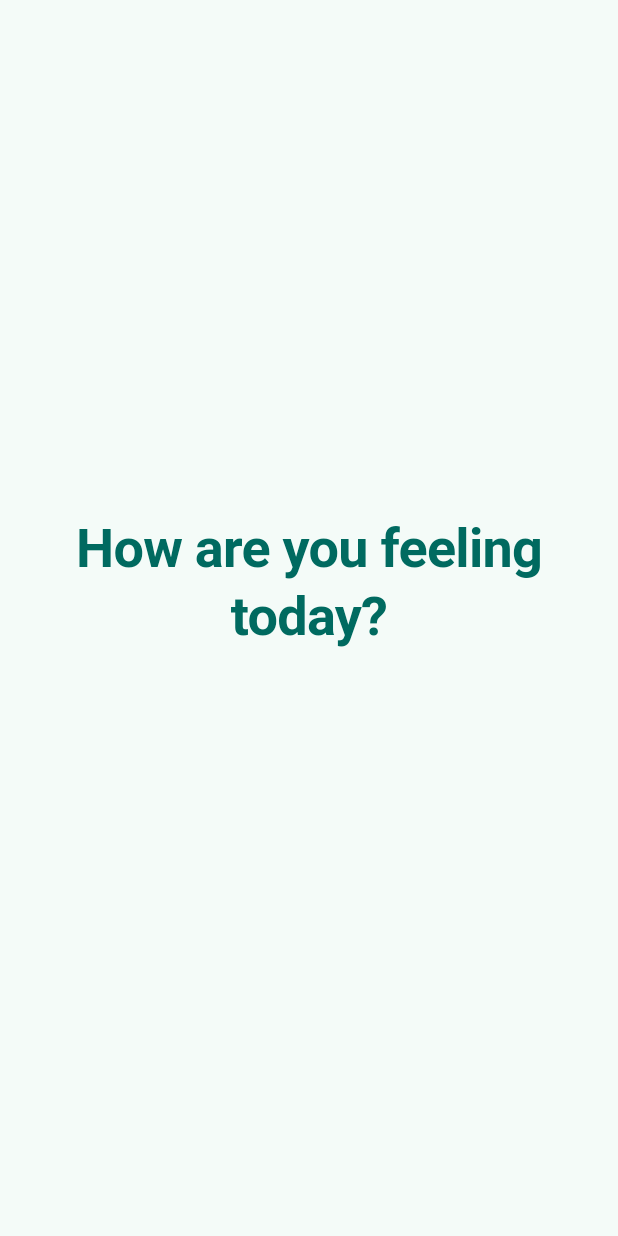
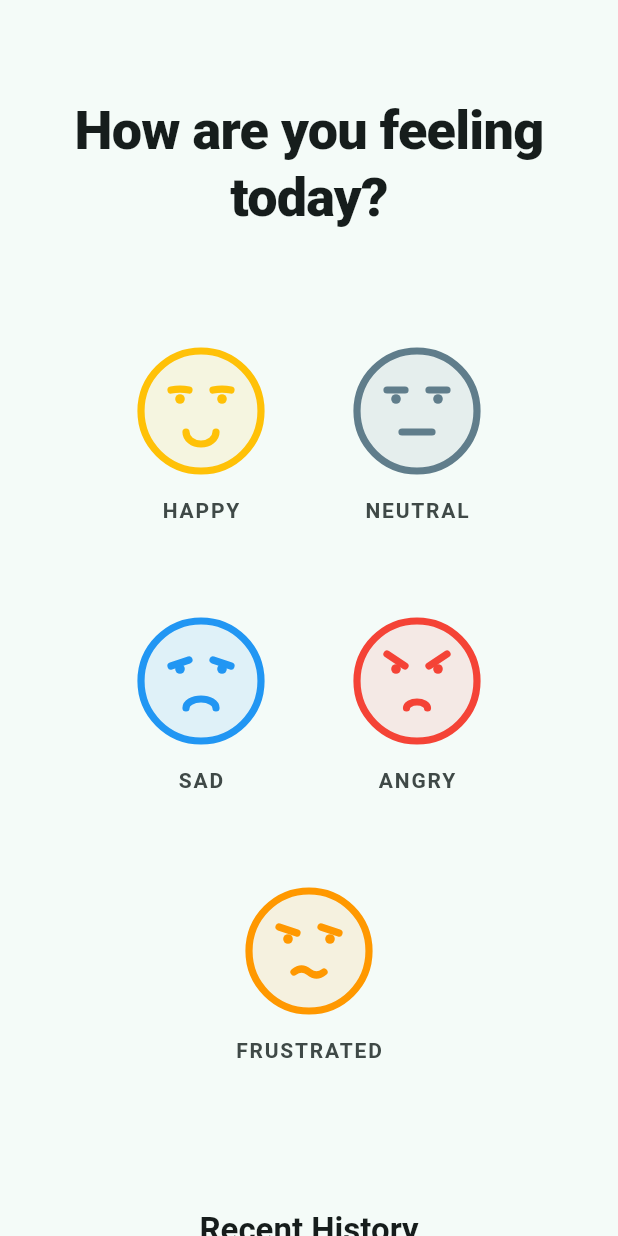
Before and after one commit to theayazsoomro/mood_tracker, a Flutter app: the screen it shows after launch, on a phone screen of 412 x 824 dp. Run offline on Flutter 3.47's test engine with Material 3 defaults, Android fonts, the phone set to English and light mode, and no system bars.

Commit message:
Add mood models, provider state management, and custom painted faces

```diff
--- /dev/null
+++ b/lib/models/mood_entry.dart
@@ -0,0 +1,17 @@
+enum MoodType {
+  happy,
+  neutral,
+  sad,
+  angry,
+  frustrated,
+}
+
+class MoodEntry {
+  final MoodType type;
+  final DateTime date;
+
+  MoodEntry({
+    required this.type,
+    required this.date,
+  });
+}
--- a/lib/providers/mood_provider.dart
+++ b/lib/providers/mood_provider.dart
@@ -1,5 +1,25 @@
+import 'dart:collection';
 import 'package:flutter/material.dart';
+import '../models/mood_entry.dart';
 
 class MoodProvider with ChangeNotifier {
-  // State and logic for moods will be added later
+  // Mock data for mood entries
+  final List<MoodEntry> _entries = [
+    MoodEntry(type: MoodType.happy, date: DateTime.now().subtract(const Duration(days: 6))),
+    MoodEntry(type: MoodType.neutral, date: DateTime.now().subtract(const Duration(days: 5))),
+    MoodEntry(type: MoodType.sad, date: DateTime.now().subtract(const Duration(days: 4))),
+    MoodEntry(type: MoodType.angry, date: DateTime.now().subtract(const Duration(days: 3))),
+    MoodEntry(type: MoodType.frustrated, date: DateTime.now().subtract(const Duration(days: 2))),
+    MoodEntry(type: MoodType.happy, date: DateTime.now().subtract(const Duration(days: 1))),
+  ];
+
+  UnmodifiableListView<MoodEntry> get entries => UnmodifiableListView(_entries);
+
+  void addMood(MoodType type) {
+    _entries.add(MoodEntry(type: type, date: DateTime.now()));
+    if (_entries.length > 7) {
+      _entries.removeAt(0);
+    }
+    notifyListeners();
+  }
 }
--- a/lib/screens/home_screen.dart
+++ b/lib/screens/home_screen.dart
@@ -1,4 +1,8 @@
 import 'package:flutter/material.dart';
+import 'package:provider/provider.dart';
+import '../models/mood_entry.dart';
+import '../providers/mood_provider.dart';
+import '../widgets/mood_face.dart';
 
 class HomeScreen extends StatelessWidget {
   const HomeScreen({super.key});
@@ -6,11 +10,12 @@ class HomeScreen extends StatelessWidget {
   @override
   Widget build(BuildContext context) {
     return Scaffold(
+      backgroundColor: Theme.of(context).colorScheme.surface,
       body: Center(
         child: ConstrainedBox(
-          constraints: const BoxConstraints(maxWidth: 800),
-          child: Padding(
-            padding: const EdgeInsets.all(24.0),
+          constraints: const BoxConstraints(maxWidth: 900),
+          child: SingleChildScrollView(
+            padding: const EdgeInsets.symmetric(vertical: 64.0, horizontal: 24.0),
             child: Column(
               mainAxisAlignment: MainAxisAlignment.center,
               children: [
@@ -18,12 +23,14 @@ class HomeScreen extends StatelessWidget {
                   'How are you feeling today?',
                   textAlign: TextAlign.center,
                   style: Theme.of(context).textTheme.headlineLarge?.copyWith(
-                    fontWeight: FontWeight.bold,
-                    color: Theme.of(context).colorScheme.primary,
-                  ),
+                        fontWeight: FontWeight.w800,
+                        color: Theme.of(context).colorScheme.onSurface,
+                      ),
                 ),
-                const SizedBox(height: 48),
-                // Mood selection logic will go here
+                const SizedBox(height: 64),
+                _MoodSelector(),
+                const SizedBox(height: 80),
+                _MoodHistory(),
               ],
             ),
           ),
@@ -32,3 +39,100 @@ class HomeScreen extends StatelessWidget {
     );
   }
 }
+
+class _MoodSelector extends StatelessWidget {
+  @override
+  Widget build(BuildContext context) {
+    return Wrap(
+      spacing: 32,
+      runSpacing: 32,
+      alignment: WrapAlignment.center,
+      children: MoodType.values.map((type) {
+        return _MoodButton(type: type);
+      }).toList(),
+    );
+  }
+}
+
+class _MoodButton extends StatelessWidget {
+  final MoodType type;
+
+  const _MoodButton({required this.type});
+
+  @override
+  Widget build(BuildContext context) {
+    final provider = Provider.of<MoodProvider>(context, listen: false);
+
+    return InkWell(
+      onTap: () => provider.addMood(type),
+      borderRadius: BorderRadius.circular(24),
+      hoverColor: Theme.of(context).colorScheme.primaryContainer.withValues(alpha: 0.3),
+      child: Padding(
+        padding: const EdgeInsets.all(16.0),
+        child: Column(
+          mainAxisSize: MainAxisSize.min,
+          children: [
+            MoodFace(mood: type, size: 80),
+            const SizedBox(height: 16),
+            Text(
+              type.name.toUpperCase(),
+              style: TextStyle(
+                fontWeight: FontWeight.bold,
+                letterSpacing: 1.2,
+                color: Theme.of(context).colorScheme.onSurfaceVariant,
+              ),
+            ),
+          ],
+        ),
+      ),
+    );
+  }
+}
+
+class _MoodHistory extends StatelessWidget {
+  @override
+  Widget build(BuildContext context) {
+    final entries = context.watch<MoodProvider>().entries;
+
+    if (entries.isEmpty) return const SizedBox.shrink();
+
+    return Column(
+      crossAxisAlignment: CrossAxisAlignment.center,
+      children: [
+        Text(
+          'Recent History',
+          style: Theme.of(context).textTheme.titleLarge?.copyWith(
+                fontWeight: FontWeight.bold,
+              ),
+        ),
+        const SizedBox(height: 32),
+        SizedBox(
+          height: 100,
+          child: ListView.separated(
+            shrinkWrap: true,
+            scrollDirection: Axis.horizontal,
+            itemCount: entries.length,
+            separatorBuilder: (_, __) => const SizedBox(width: 24),
+            itemBuilder: (context, index) {
+              final entry = entries[index];
+              return Column(
+                children: [
+                  MoodFace(mood: entry.type, size: 48),
+                  const SizedBox(height: 8),
+                  Text(
+                    _formatDate(entry.date),
+                    style: Theme.of(context).textTheme.bodySmall,
+                  ),
+                ],
+              );
+            },
+          ),
+        ),
+      ],
+    );
+  }
+
+  String _formatDate(DateTime date) {
+    return '${date.day}/${date.month}';
+  }
+}
--- /dev/null
+++ b/lib/widgets/mood_face.dart
@@ -0,0 +1,44 @@
+import 'package:flutter/material.dart';
+import '../models/mood_entry.dart';
+import '../painters/mood_painter.dart';
+
+class MoodFace extends StatelessWidget {
+  final MoodType mood;
+  final double size;
+  final Color? color;
+
+  const MoodFace({
+    super.key,
+    required this.mood,
+    this.size = 100,
+    this.color,
+  });
+
+  @override
+  Widget build(BuildContext context) {
+    final effectiveColor = color ?? _getColorForMood(mood, Theme.of(context).colorScheme);
+
+    return CustomPaint(
+      size: Size(size, size),
+      painter: MoodPainter(
+        mood: mood,
+        color: effectiveColor,
+      ),
+    );
+  }
+
+  Color _getColorForMood(MoodType mood, ColorScheme colorScheme) {
+    switch (mood) {
+      case MoodType.happy:
+        return Colors.amber;
+      case MoodType.neutral:
+        return Colors.blueGrey;
+      case MoodType.sad:
+        return Colors.blue;
+      case MoodType.angry:
+        return Colors.red;
+      case MoodType.frustrated:
+        return Colors.orange;
+    }
+  }
+}
```
Also changed, not shown: lib/painters/mood_painter.dart (added, +128 -0 lines).
